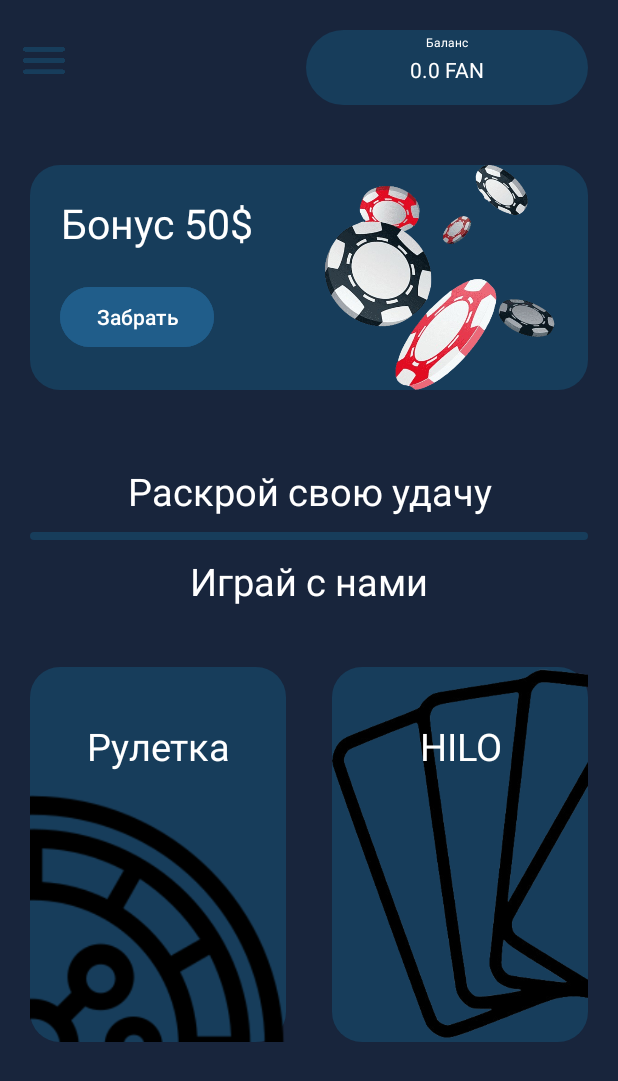
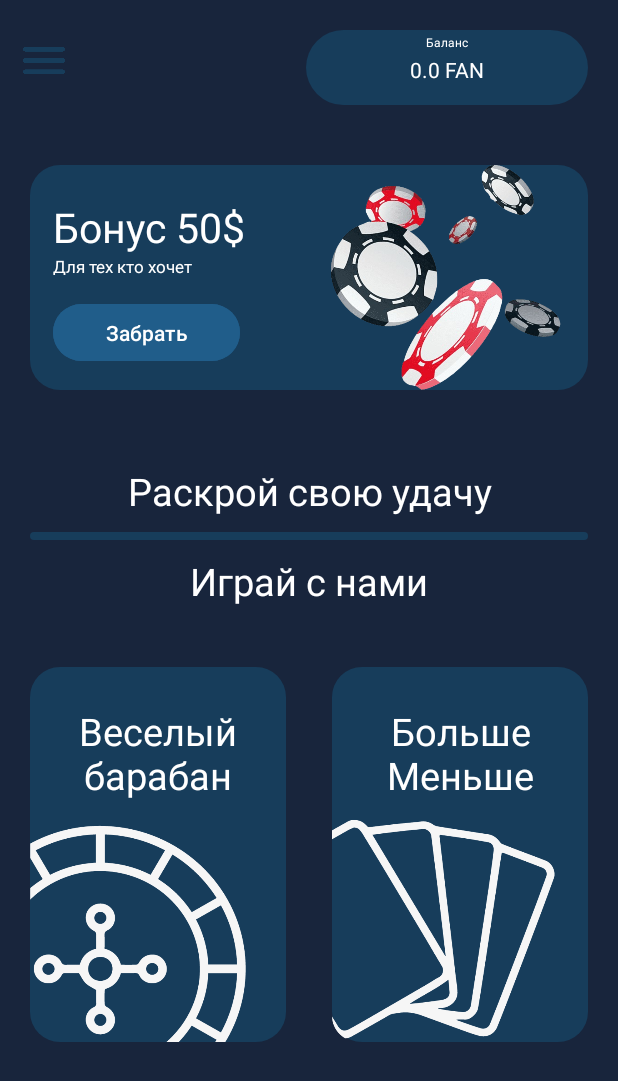
Before and after one commit to VashaAkulka/FortunaFun, an Android app: the HomePage screen opened directly, with no data from a screen before it, on a phone screen of 412 x 824 dp. Shown: the top 1081 px of the screen. Run offline under Robolectric (Android 15) with nearby library versions, the phone set to English and light mode, and no system bars.

Commit message:
Fun Home Page

```diff
--- a/app/src/main/AndroidManifest.xml
+++ b/app/src/main/AndroidManifest.xml
@@ -14,7 +14,7 @@
         tools:targetApi="31">
         <activity
             android:name=".HomePage"
-            android:exported="false" />
+            android:exported="true" />
         <activity
             android:name=".LeaderBord"
             android:exported="true" />
--- a/app/src/main/java/com/example/roulet/HomePage.java
+++ b/app/src/main/java/com/example/roulet/HomePage.java
@@ -4,8 +4,10 @@ import androidx.appcompat.app.AppCompatActivity;
 import androidx.core.view.GravityCompat;
 import androidx.drawerlayout.widget.DrawerLayout;
 
+import android.content.Intent;
 import android.os.Bundle;
 import android.view.View;
+import android.widget.Button;
 
 public class HomePage extends AppCompatActivity {
 
@@ -16,10 +18,28 @@ public class HomePage extends AppCompatActivity {
 
         Menu.MenuInit(findViewById(R.id.navigation_home_page), this);
         Fantiki.ViewFantiki(findViewById(R.id.balanceView_home_page));
+
+        if (Fantiki.currentFantiki > 1) findViewById(R.id.take_bonus_button).setEnabled(false);
     }
 
     public void navigationPanelHomePage(View v) {
-        DrawerLayout drawerLayout = findViewById(R.id.drawerLayout_leader_bord);
+        DrawerLayout drawerLayout = findViewById(R.id.drawerLayout_home_page);
         drawerLayout.openDrawer(GravityCompat.START);
     }
+
+    public void HappyWheel(View v) {
+        Intent intent = new Intent(this, RouletteActivity.class);
+        startActivity(intent);
+    }
+
+    public void MoreLess(View v) {
+
+    }
+
+    public void TakeBonus(View v) {
+        Fantiki.currentFantiki += 50;
+        DataBase.updateData(Fantiki.currentFantiki);
+        Fantiki.ViewFantiki(findViewById(R.id.balanceView_home_page));
+        findViewById(R.id.take_bonus_button).setEnabled(false);
+    }
 }
--- a/app/src/main/java/com/example/roulet/LoginActivity.java
+++ b/app/src/main/java/com/example/roulet/LoginActivity.java
@@ -64,7 +64,7 @@ public class LoginActivity extends AppCompatActivity {
         if (cursor.moveToFirst()) {
             DataBase.LoadData();
 
-            Intent intent = new Intent(this, RouletteActivity.class);
+            Intent intent = new Intent(this, HomePage.class);
             startActivity(intent);
         } else {
             TextView error = findViewById(R.id.error_login);
--- a/app/src/main/java/com/example/roulet/Menu.java
+++ b/app/src/main/java/com/example/roulet/Menu.java
@@ -17,12 +17,13 @@ public class Menu {
 
                 if (item.getItemId() == R.id.menu_roulette) {
                     intent = new Intent(context, RouletteActivity.class);
-                    context.startActivity(intent);
                 } else if (item.getItemId() == R.id.leader_board) {
                     intent = new Intent(context, LeaderBord.class);
-                    context.startActivity(intent);
+                } else if (item.getItemId() == R.id.home_page) {
+                    intent = new Intent(context, HomePage.class);
                 }
 
+                context.startActivity(intent);
                 return true;
             }
         });
--- a/app/src/main/java/com/example/roulet/Music.java
+++ b/app/src/main/java/com/example/roulet/Music.java
@@ -6,7 +6,7 @@ import android.view.View;
 import android.widget.ImageView;
 
 public class Music {
-    static MediaPlayer music;
+    static MediaPlayer music = null;
     static int[] imageIds = {R.drawable.icon_without_sound, R.drawable.icon_with_sound};
     static int currentImageIndex = 0;
 
@@ -27,7 +27,9 @@ public class Music {
     }
 
     public static void musicOFF() {
-        music.stop();
-        currentImageIndex = 0;
+        if (music != null) {
+            music.stop();
+            currentImageIndex = 0;
+        }
     }
 }
--- a/app/src/main/res/layout/activity_home_page.xml
+++ b/app/src/main/res/layout/activity_home_page.xml
@@ -82,31 +82,43 @@
                 android:layout_height="match_parent"
                 android:layout_weight="1"
                 android:orientation="vertical"
-                android:layout_margin="20dp">
+                android:layout_margin="15dp">
 
                 <TextView
-                    android:id="@+id/bonus_text"
-                    android:layout_width="wrap_content"
-                    android:layout_height="wrap_content"
-                    android:gravity="center"
+                    android:layout_width="match_parent"
+                    android:layout_height="0dp"
+                    android:layout_weight="1"
                     android:text="Бонус 50$"
                     android:textColor="#FFFFFF"
-                    android:textSize="27dp" />
+                    android:textSize="27dp"
+                    android:gravity="bottom"/>
+
+                <TextView
+                    android:layout_width="match_parent"
+                    android:layout_height="0dp"
+                    android:layout_weight="0.3"
+                    android:text="Для тех кто хочет отыграться"
+                    android:textColor="#FFFFFF"
+                    android:textSize="11dp" />
 
                 <Button
-                    android:layout_width="wrap_content"
-                    android:layout_height="wrap_content"
+                    android:id="@+id/take_bonus_button"
+                    android:layout_width="match_parent"
+                    android:layout_height="0dp"
+                    android:layout_marginTop="15dp"
+                    android:layout_marginEnd="30dp"
+                    android:layout_weight="1"
+                    android:backgroundTint="#205D8A"
                     android:gravity="center"
-                    android:text="Забрать"
-                    android:backgroundTint="#205D8A"
-                    android:layout_marginTop="20dp"/>
+                    android:onClick="TakeBonus"
+                    android:text="Забрать" />
 
             </LinearLayout>
 
             <LinearLayout
                 android:layout_width="0dp"
                 android:layout_height="match_parent"
-                android:layout_weight="1.4" >
+                android:layout_weight="1.2" >
 
                 <ImageView
                     android:layout_width="match_parent"
@@ -166,34 +178,39 @@
             <LinearLayout
                 android:layout_width="0dp"
                 android:layout_height="match_parent"
+                android:layout_marginEnd="15dp"
                 android:layout_weight="1"
                 android:background="@drawable/rounded_background_home_page"
-                android:layout_marginEnd="15dp"
+                android:onClick="HappyWheel"
                 android:orientation="vertical">
+
+                <LinearLayout
+                    android:layout_width="match_parent"
+                    android:layout_height="match_parent"
+                    android:background="@drawable/wheel">
 
                     <TextView
                         android:layout_width="match_parent"
                         android:layout_height="wrap_content"
-                    android:layout_marginTop="35dp"
+                        android:layout_marginTop="25dp"
                         android:layout_marginBottom="15dp"
                         android:gravity="center"
-                    android:text="Рулетка"
+                        android:text="Веселый барабан"
                         android:textColor="#FFFFFF"
                         android:textSize="25dp" />
 
-                <LinearLayout
-                    android:layout_width="match_parent"
-                    android:layout_height="170dp"
-                    android:background="@drawable/wheel"/>
+                </LinearLayout>
+
 
             </LinearLayout>
 
             <LinearLayout
                 android:layout_width="0dp"
                 android:layout_height="match_parent"
+                android:layout_marginStart="15dp"
                 android:layout_weight="1"
                 android:background="@drawable/rounded_background_home_page"
-                android:layout_marginStart="15dp">
+                android:onClick="MoreLess">
 
                 <LinearLayout
                     android:layout_width="match_parent"
@@ -203,16 +220,16 @@
                     <TextView
                         android:layout_width="match_parent"
                         android:layout_height="wrap_content"
-                        android:layout_marginTop="35dp"
+                        android:layout_marginTop="25dp"
                         android:gravity="center"
-                        android:text="HILO"
+                        android:text="Больше Меньше"
                         android:textColor="#FFFFFF"
                         android:textSize="25dp" />
+
                 </LinearLayout>
 
             </LinearLayout>
         </LinearLayout>
-
 
     </androidx.constraintlayout.widget.ConstraintLayout>
 
```
Also changed, not shown: app/src/main/res/drawable/cards.png, app/src/main/res/drawable/wheel.png, 1 other file. Lines whose indentation alone changed are shown as unchanged.
